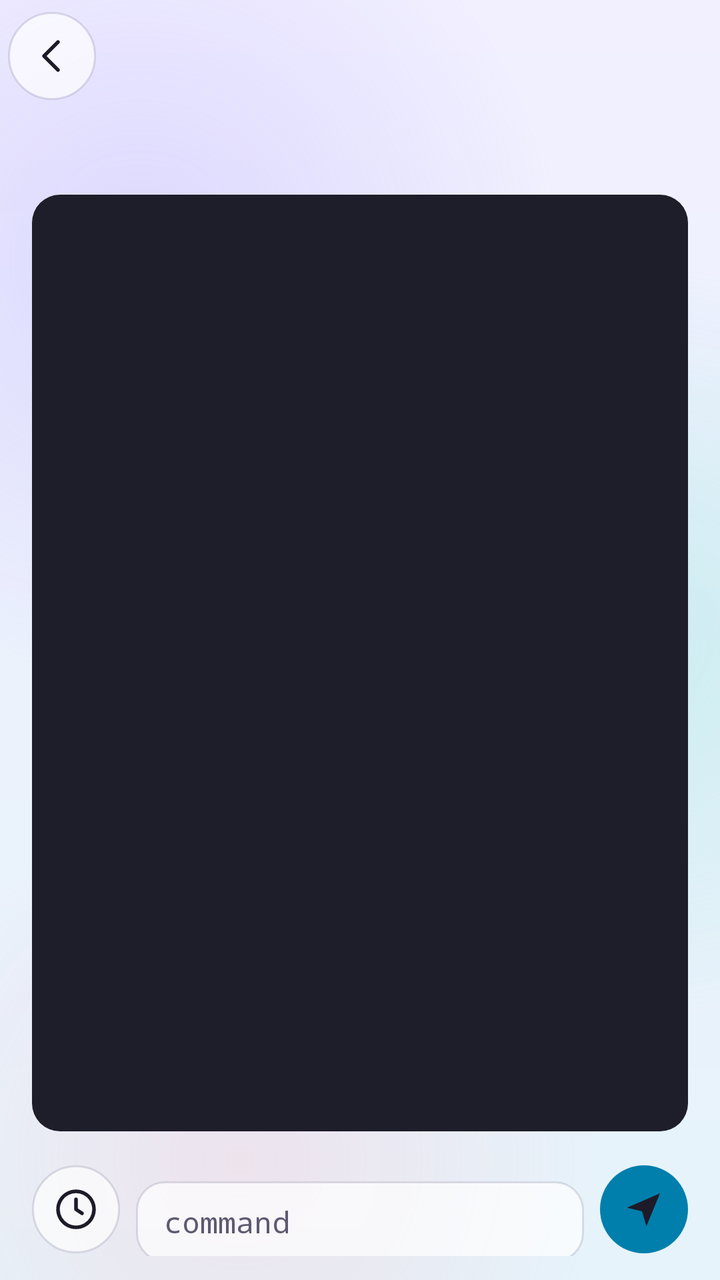
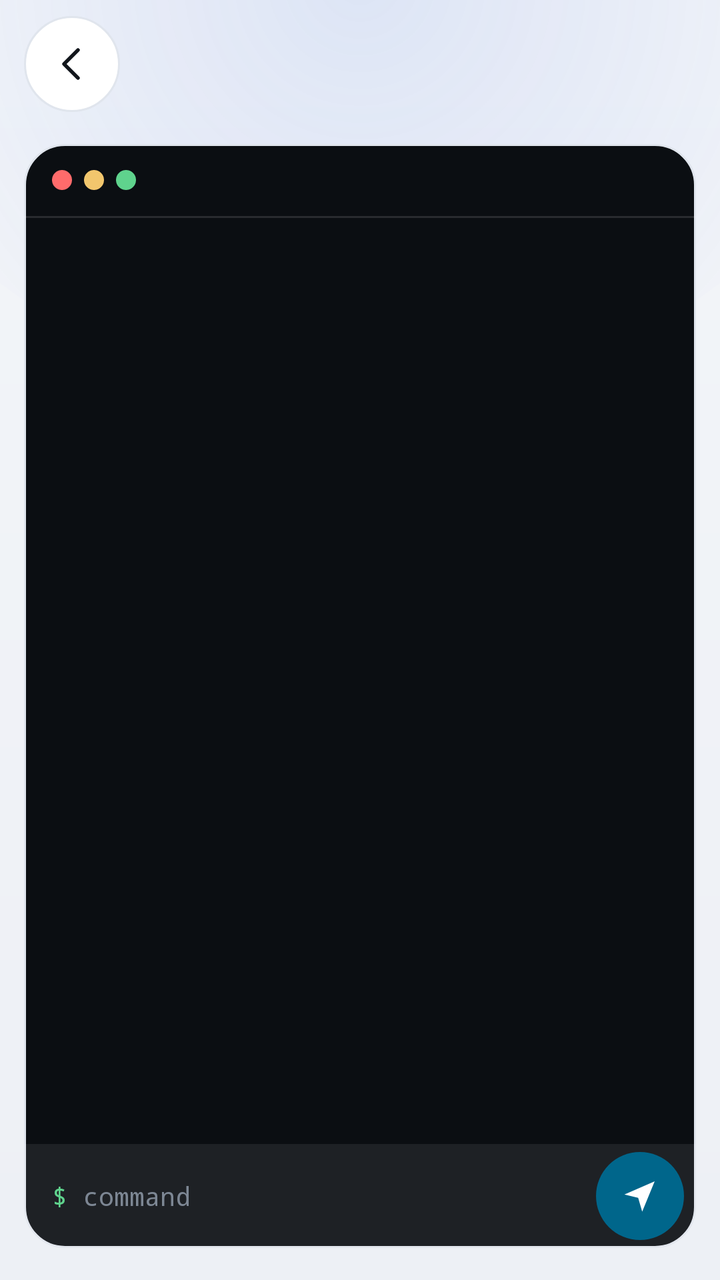

Two renders of the same Android screen: before a commit and after it. Below are the layout's source before the change and the commit's diff.
<!-- AndroidManifest.xml: application theme Theme.YourFriend -->
<!-- res/layout/activity_terminal.xml -->
<?xml version="1.0" encoding="utf-8"?>
<LinearLayout xmlns:android="http://schemas.android.com/apk/res/android"
    android:layout_width="match_parent"
    android:layout_height="match_parent"
    android:orientation="vertical">

    <include layout="@layout/top_bar" />

    <HorizontalScrollView
        android:layout_width="match_parent"
        android:layout_height="wrap_content"
        android:paddingStart="@dimen/screen_padding"
        android:paddingEnd="@dimen/screen_padding"
        android:scrollbars="none">

        <LinearLayout
            android:id="@+id/term_backends"
            android:layout_width="wrap_content"
            android:layout_height="wrap_content"
            android:orientation="horizontal"
            android:paddingBottom="8dp" />
    </HorizontalScrollView>

    <TextView
        android:id="@+id/term_status"
        style="@style/YF.Caption"
        android:layout_width="match_parent"
        android:layout_height="wrap_content"
        android:paddingStart="@dimen/screen_padding"
        android:paddingEnd="@dimen/screen_padding" />

    <ScrollView
        android:id="@+id/term_scroll"
        android:layout_width="match_parent"
        android:layout_height="0dp"
        android:layout_margin="@dimen/screen_padding"
        android:layout_weight="1"
        android:background="@drawable/code_bg"
        android:fillViewport="true">

        <TextView
            android:id="@+id/term_output"
            style="@style/YF.Mono"
            android:layout_width="match_parent"
            android:layout_height="wrap_content"
            android:padding="12dp"
            android:textIsSelectable="true" />
    </ScrollView>

    <LinearLayout
        android:layout_width="match_parent"
        android:layout_height="wrap_content"
        android:gravity="center_vertical"
        android:orientation="horizontal"
        android:paddingStart="@dimen/screen_padding"
        android:paddingEnd="@dimen/screen_padding"
        android:paddingBottom="12dp">

        <ImageButton
            android:id="@+id/term_history"
            android:layout_width="@dimen/icon_button"
            android:layout_height="@dimen/icon_button"
            android:background="@drawable/circle_glass"
            android:contentDescription="@string/terminal_history"
            android:src="@drawable/ic_history" />

        <EditText
            android:id="@+id/term_input"
            style="@style/YF.Input"
            android:layout_width="0dp"
            android:layout_height="wrap_content"
            android:layout_marginStart="8dp"
            android:layout_marginEnd="8dp"
            android:layout_weight="1"
            android:fontFamily="monospace"
            android:hint="@string/terminal_hint"
            android:imeOptions="actionSend"
            android:inputType="text|textNoSuggestions"
            android:maxLines="4" />

        <ImageButton
            android:id="@+id/term_run"
            android:layout_width="@dimen/icon_button"
            android:layout_height="@dimen/icon_button"
            android:background="@drawable/circle_accent"
            android:contentDescription="@string/terminal_run"
            android:src="@drawable/ic_send"
            android:tag="accent" />
    </LinearLayout>
</LinearLayout>
<!-- res/layout/top_bar.xml (included above) -->
<?xml version="1.0" encoding="utf-8"?>
<LinearLayout xmlns:android="http://schemas.android.com/apk/res/android"
    android:id="@+id/top_bar"
    android:layout_width="match_parent"
    android:layout_height="@dimen/top_bar_height"
    android:gravity="center_vertical"
    android:orientation="horizontal"
    android:paddingStart="4dp"
    android:paddingEnd="8dp">

    <ImageButton
        android:id="@+id/top_back"
        android:layout_width="@dimen/icon_button"
        android:layout_height="@dimen/icon_button"
        android:background="@drawable/circle_glass"
        android:contentDescription="@string/back"
        android:src="@drawable/ic_back" />

    <TextView
        android:id="@+id/top_title"
        style="@style/YF.Title"
        android:layout_width="0dp"
        android:layout_height="wrap_content"
        android:layout_marginStart="12dp"
        android:layout_weight="1"
        android:ellipsize="end"
        android:maxLines="1" />

    <LinearLayout
        android:id="@+id/top_actions"
        android:layout_width="wrap_content"
        android:layout_height="match_parent"
        android:gravity="center_vertical"
        android:orientation="horizontal" />
</LinearLayout>
<!-- resources referenced by this layout -->
<resources>
  <dimen name="icon_button">44dp</dimen>
  <dimen name="top_bar_height">56dp</dimen>
  <!-- drawable circle_glass (drawable) -->
  <?xml version="1.0" encoding="utf-8"?>
  <ripple xmlns:android="http://schemas.android.com/apk/res/android" android:color="@color/accent_soft">
      <item>
          <shape android:shape="oval">
              <solid android:color="@color/glass_fill"/>
              <stroke android:width="1dp" android:color="@color/glass_stroke_dark"/>
          </shape>
      </item>
  </ripple>
  <!-- drawable code_bg (drawable) -->
  <?xml version="1.0" encoding="utf-8"?>
  <shape xmlns:android="http://schemas.android.com/apk/res/android" android:shape="rectangle">
      <solid android:color="@color/code_bg"/>
      <corners android:radius="14dp"/>
  </shape>
  <!-- drawable ic_history (drawable) -->
  <?xml version="1.0" encoding="utf-8"?>
  <vector xmlns:android="http://schemas.android.com/apk/res/android"
      android:width="24dp" android:height="24dp" android:viewportWidth="24" android:viewportHeight="24"
      android:tint="?android:attr/textColorPrimary">
      <path android:strokeColor="#FFFFFFFF" android:strokeWidth="1.8" android:strokeLineCap="round" android:strokeLineJoin="round" android:fillColor="#00000000" android:pathData="M12,3 A9,9 0 1 0 12.01,3 Z M12,7 V12 L15,14"/>
  </vector>
  <string name="terminal_history">History</string>
  <style name="YF.Caption">
          <item name="android:textSize">12.5sp</item>
          <item name="android:textColor">@color/text_secondary</item>
      </style>
  <style name="YF.Input" parent="android:Widget.Material.EditText">
          <item name="android:background">@drawable/glass_input</item>
          <item name="android:textColor">@color/text_primary</item>
          <item name="android:textColorHint">@color/text_secondary</item>
          <item name="android:paddingStart">14dp</item>
          <item name="android:paddingEnd">14dp</item>
          <item name="android:paddingTop">10dp</item>
          <item name="android:paddingBottom">10dp</item>
          <item name="android:textSize">15sp</item>
          <item name="android:layout_marginTop">6dp</item>
      </style>
  <style name="YF.Mono">
          <item name="android:fontFamily">monospace</item>
          <item name="android:textSize">12.5sp</item>
          <item name="android:textColor">@color/code_text</item>
      </style>
  <style name="YF.Title">
          <item name="android:textSize">20sp</item>
          <item name="android:textStyle">bold</item>
          <item name="android:textColor">@color/text_primary</item>
      </style>
  <style name="Theme.YourFriend" parent="android:Theme.Material.Light.NoActionBar">
          <item name="android:windowBackground">@drawable/bg_app</item>
          <item name="android:colorAccent">@color/accent</item>
          <item name="android:colorPrimary">@color/accent</item>
          <item name="android:colorControlActivated">@color/accent</item>
          <item name="android:textColorPrimary">@color/text_primary</item>
          <item name="android:textColorSecondary">@color/text_secondary</item>
          <item name="android:statusBarColor">@android:color/transparent</item>
          <item name="android:navigationBarColor">@android:color/transparent</item>
          <item name="android:windowLightStatusBar">true</item>
          <item name="android:alertDialogTheme">@style/Theme.YourFriend.Dialog</item>
          <item name="android:windowSoftInputMode">adjustResize</item>
      </style>
  <color name="accent">#FF7C6CFF</color>
  <color name="accent_soft">#337C6CFF</color>
  <color name="glass_fill">#B3FFFFFF</color>
  <color name="glass_stroke_dark">#1F1B1640</color>
  <color name="code_bg">#FF1E1E2A</color>
  <color name="text_secondary">#FF5D5A70</color>
  <!-- drawable glass_input (drawable) -->
  <?xml version="1.0" encoding="utf-8"?>
  <shape xmlns:android="http://schemas.android.com/apk/res/android" android:shape="rectangle">
      <solid android:color="@color/glass_fill"/>
      <stroke android:width="1dp" android:color="@color/glass_stroke_dark"/>
      <corners android:radius="@dimen/corner_small"/>
  </shape>
  <color name="text_primary">#FF1D1B29</color>
  <color name="code_text">#FFE8E6F3</color>
  <!-- drawable bg_app (drawable) -->
  <?xml version="1.0" encoding="utf-8"?>
  <layer-list xmlns:android="http://schemas.android.com/apk/res/android">
      <item>
          <shape android:shape="rectangle">
              <gradient android:angle="270" android:startColor="@color/bg_top" android:endColor="@color/bg_bottom"/>
          </shape>
      </item>
      <item android:width="420dp" android:height="420dp" android:gravity="top|start" android:left="-140dp" android:top="-80dp">
          <shape android:shape="oval">
              <gradient android:type="radial" android:gradientRadius="210dp" android:startColor="@color/blob_1" android:endColor="#00000000"/>
          </shape>
      </item>
      <item android:width="380dp" android:height="380dp" android:gravity="center_vertical|end" android:right="-150dp">
          <shape android:shape="oval">
              <gradient android:type="radial" android:gradientRadius="190dp" android:startColor="@color/blob_2" android:endColor="#00000000"/>
          </shape>
      </item>
      <item android:width="360dp" android:height="360dp" android:gravity="bottom|start" android:bottom="-120dp" android:left="-60dp">
          <shape android:shape="oval">
              <gradient android:type="radial" android:gradientRadius="180dp" android:startColor="@color/blob_3" android:endColor="#00000000"/>
          </shape>
      </item>
  </layer-list>
  <style name="Theme.YourFriend.Dialog" parent="android:Theme.Material.Light.Dialog.Alert">
          <item name="android:colorAccent">@color/accent</item>
          <item name="android:textColorPrimary">@color/text_primary</item>
          <item name="android:windowBackground">@drawable/glass_dialog</item>
      </style>
  <dimen name="corner_small">14dp</dimen>
  <color name="bg_top">#FFF2F0FF</color>
  <color name="bg_bottom">#FFE6F3FA</color>
  <color name="blob_1">#55B4A7FF</color>
  <color name="blob_2">#4D7FE3D6</color>
  <color name="blob_3">#40FFB3C7</color>
  <!-- drawable glass_dialog (drawable) -->
  <?xml version="1.0" encoding="utf-8"?>
  <inset xmlns:android="http://schemas.android.com/apk/res/android"
      android:insetLeft="20dp" android:insetRight="20dp" android:insetTop="24dp" android:insetBottom="24dp">
      <shape android:shape="rectangle">
          <solid android:color="@color/glass_fill_strong"/>
          <stroke android:width="1dp" android:color="@color/glass_stroke"/>
          <corners android:radius="@dimen/corner"/>
      </shape>
  </inset>
  <color name="glass_fill_strong">#E6FFFFFF</color>
  <color name="glass_stroke">#66FFFFFF</color>
  <dimen name="corner">24dp</dimen>
  <!-- unchanged entries left out for length: 7 -->
</resources>

<!-- the commit's change to res/layout/activity_terminal.xml (unified diff, before → after) -->
@@ -9,6 +9,7 @@
     <HorizontalScrollView
         android:layout_width="match_parent"
         android:layout_height="wrap_content"
+        android:clipToPadding="false"
         android:paddingStart="@dimen/screen_padding"
         android:paddingEnd="@dimen/screen_padding"
         android:scrollbars="none">
@@ -21,106 +22,200 @@
             android:paddingBottom="8dp" />
     </HorizontalScrollView>
 
-    <TextView
-        android:id="@+id/term_status"
-        style="@style/YF.Caption"
+    <LinearLayout
+        android:layout_width="match_parent"
+        android:layout_height="0dp"
+        android:layout_marginStart="12dp"
+        android:layout_marginEnd="12dp"
+        android:layout_weight="1"
+        android:background="@drawable/term_bg"
+        android:clipToOutline="true"
+        android:orientation="vertical">
+
+        
+        <LinearLayout
+            android:layout_width="match_parent"
+            android:layout_height="36dp"
+            android:gravity="center_vertical"
+            android:orientation="horizontal"
+            android:paddingStart="14dp"
+            android:paddingEnd="12dp">
+
+            <View
+                android:layout_width="10dp"
+                android:layout_height="10dp"
+                android:background="@drawable/dot"
+                android:backgroundTint="@color/term_red" />
+
+            <View
+                android:layout_width="10dp"
+                android:layout_height="10dp"
+                android:layout_marginStart="6dp"
+                android:background="@drawable/dot"
+                android:backgroundTint="@color/term_yellow" />
+
+            <View
+                android:layout_width="10dp"
+                android:layout_height="10dp"
+                android:layout_marginStart="6dp"
+                android:background="@drawable/dot"
+                android:backgroundTint="@color/term_green" />
+
+            <TextView
+                android:id="@+id/term_status"
+                style="@style/YF.Terminal"
+                android:layout_width="0dp"
+                android:layout_height="wrap_content"
+                android:layout_marginStart="12dp"
+                android:layout_weight="1"
+                android:ellipsize="middle"
+                android:maxLines="1"
+                android:textColor="@color/term_dim"
+                android:textSize="11.5sp" />
+
+            <ProgressBar
+                android:id="@+id/term_busy"
+                style="?android:attr/progressBarStyleSmall"
+                android:layout_width="14dp"
+                android:layout_height="14dp"
+                android:tag="accent"
+                android:visibility="gone" />
+        </LinearLayout>
+
+        <View
+            android:layout_width="match_parent"
+            android:layout_height="1dp"
+            android:background="#1FFFFFFF" />
+
+        <ScrollView
+            android:id="@+id/term_scroll"
+            android:layout_width="match_parent"
+            android:layout_height="0dp"
+            android:layout_weight="1"
+            android:fillViewport="true"
+            android:scrollbars="none">
+
+            <TextView
+                android:id="@+id/term_output"
+                style="@style/YF.Terminal"
+                android:layout_width="match_parent"
+                android:layout_height="wrap_content"
+                android:paddingStart="14dp"
+                android:paddingTop="10dp"
+                android:paddingEnd="14dp"
+                android:paddingBottom="10dp"
+                android:textIsSelectable="true" />
+        </ScrollView>
+
+        
+        <LinearLayout
+            android:layout_width="match_parent"
+            android:layout_height="wrap_content"
+            android:background="#14FFFFFF"
+            android:gravity="center_vertical"
+            android:orientation="horizontal"
+            android:paddingStart="14dp"
+            android:paddingTop="4dp"
+            android:paddingEnd="6dp"
+            android:paddingBottom="4dp">
+
+            <TextView
+                android:id="@+id/term_prompt"
+                style="@style/YF.Terminal"
+                android:layout_width="wrap_content"
+                android:layout_height="wrap_content"
+                android:maxWidth="140dp"
+                android:ellipsize="start"
+                android:maxLines="1"
+                android:text="$"
+                android:textColor="@color/term_green" />
+
+            <EditText
+                android:id="@+id/term_input"
+                style="@style/YF.Terminal"
+                android:layout_width="0dp"
+                android:layout_height="wrap_content"
+                android:layout_marginStart="8dp"
+                android:layout_weight="1"
+                android:background="@null"
+                android:hint="@string/terminal_hint"
+                android:imeOptions="actionSend"
+                android:inputType="text|textNoSuggestions"
+                android:maxLines="4"
+                android:minHeight="44dp"
+                android:textColorHint="@color/term_dim" />
+
+            <ImageButton
+                android:id="@+id/term_run"
+                android:layout_width="44dp"
+                android:layout_height="44dp"
+                android:background="@drawable/circle_accent"
+                android:contentDescription="@string/terminal_run"
+                android:padding="11dp"
+                android:scaleType="fitCenter"
+                android:src="@drawable/ic_send"
+                android:tag="accent"
+                android:tint="@color/text_on_accent" />
+        </LinearLayout>
+    </LinearLayout>
+
+    
+    <HorizontalScrollView
         android:layout_width="match_parent"
         android:layout_height="wrap_content"
-        android:paddingStart="@dimen/screen_padding"
-        android:paddingEnd="@dimen/screen_padding" />
-
-    <ScrollView
-        android:id="@+id/term_scroll"
-        android:layout_width="match_parent"
-        android:layout_height="0dp"
-        android:layout_margin="@dimen/screen_padding"
-        android:layout_weight="1"
-        android:background="@drawable/code_bg"
-        android:fillViewport="true">
-
-        <TextView
-            android:id="@+id/term_output"
-            style="@style/YF.Mono"
-            android:layout_width="match_parent"
+        android:clipToPadding="false"
+        android:paddingStart="12dp"
+        android:paddingTop="6dp"
+        android:paddingEnd="12dp"
+        android:paddingBottom="10dp"
+        android:scrollbars="none">
+
+        <LinearLayout
+            android:id="@+id/term_keys"
+            android:layout_width="wrap_content"
             android:layout_height="wrap_content"
-            android:padding="12dp"
-            android:textIsSelectable="true" />
-    </ScrollView>
-
-    <LinearLayout
-        android:layout_width="match_parent"
-        android:layout_height="wrap_content"
-        android:gravity="center_vertical"
-        android:orientation="horizontal"
-        android:paddingStart="@dimen/screen_padding"
-        android:paddingEnd="@dimen/screen_padding"
-        android:paddingBottom="12dp">
-
-        <ImageButton
-            android:id="@+id/term_history"
-            android:layout_width="@dimen/icon_button"
-            android:layout_height="@dimen/icon_button"
-            android:background="@drawable/circle_glass"
-            android:contentDescription="@string/terminal_history"
-            android:src="@drawable/ic_history" />
-
-        <EditText
-            android:id="@+id/term_input"
-            style="@style/YF.Input"
-            android:layout_width="0dp"
-            android:layout_height="wrap_content"
-            android:layout_marginStart="8dp"
-            android:layout_marginEnd="8dp"
-            android:layout_weight="1"
-            android:fontFamily="monospace"
-            android:hint="@string/terminal_hint"
-            android:imeOptions="actionSend"
-            android:inputType="text|textNoSuggestions"
-            android:maxLines="4" />
-
-        <ImageButton
-            android:id="@+id/term_run"
-            android:layout_width="@dimen/icon_button"
-            android:layout_height="@dimen/icon_button"
-            android:background="@drawable/circle_accent"
-            android:contentDescription="@string/terminal_run"
-            android:src="@drawable/ic_send"
-            android:tag="accent" />
-    </LinearLayout>
+            android:orientation="horizontal" />
+    </HorizontalScrollView>
 </LinearLayout>
 <!-- res/layout/top_bar.xml (included above) -->
 <?xml version="1.0" encoding="utf-8"?>
-<LinearLayout xmlns:android="http://schemas.android.com/apk/res/android"
+<FrameLayout xmlns:android="http://schemas.android.com/apk/res/android"
     android:id="@+id/top_bar"
     android:layout_width="match_parent"
     android:layout_height="@dimen/top_bar_height"
-    android:gravity="center_vertical"
-    android:orientation="horizontal"
-    android:paddingStart="4dp"
-    android:paddingEnd="8dp">
+    android:paddingStart="12dp"
+    android:paddingEnd="12dp">
 
     <ImageButton
         android:id="@+id/top_back"
         android:layout_width="@dimen/icon_button"
         android:layout_height="@dimen/icon_button"
+        android:layout_gravity="center_vertical|start"
         android:background="@drawable/circle_glass"
         android:contentDescription="@string/back"
-        android:src="@drawable/ic_back" />
+        android:padding="12dp"
+        android:scaleType="fitCenter"
+        android:src="@drawable/ic_back"
+        android:tint="@color/text_primary" />
 
     <TextView
         android:id="@+id/top_title"
         style="@style/YF.Title"
-        android:layout_width="0dp"
+        android:layout_width="match_parent"
         android:layout_height="wrap_content"
-        android:layout_marginStart="12dp"
-        android:layout_weight="1"
+        android:layout_gravity="center"
+        android:layout_marginStart="64dp"
+        android:layout_marginEnd="64dp"
         android:ellipsize="end"
-        android:maxLines="1" />
+        android:gravity="center"
+        android:maxLines="1"
+        android:textSize="21sp" />
 
     <LinearLayout
         android:id="@+id/top_actions"
         android:layout_width="wrap_content"
         android:layout_height="match_parent"
+        android:layout_gravity="end|center_vertical"
         android:gravity="center_vertical"
         android:orientation="horizontal" />
-</LinearLayout>
+</FrameLayout>
<!-- resource entries referenced after the edit -->
@@ -1,55 +1,46 @@
 <!-- resources referenced by this layout -->
 <resources>
-  <dimen name="icon_button">44dp</dimen>
-  <dimen name="top_bar_height">56dp</dimen>
+  <color name="term_dim">#FF7D8794</color>
+  <color name="term_green">#FF5FD38D</color>
+  <color name="term_red">#FFFF6B6B</color>
+  <color name="term_yellow">#FFF2C66D</color>
+  <color name="text_on_accent">#FFFFFFFF</color>
+  <dimen name="icon_button">48dp</dimen>
+  <dimen name="top_bar_height">64dp</dimen>
   <!-- drawable circle_glass (drawable) -->
   <?xml version="1.0" encoding="utf-8"?>
   <ripple xmlns:android="http://schemas.android.com/apk/res/android" android:color="@color/accent_soft">
       <item>
           <shape android:shape="oval">
-              <solid android:color="@color/glass_fill"/>
-              <stroke android:width="1dp" android:color="@color/glass_stroke_dark"/>
+              <solid android:color="@color/surface"/>
+              <stroke android:width="1dp" android:color="@color/stroke"/>
           </shape>
       </item>
   </ripple>
-  <!-- drawable code_bg (drawable) -->
+  <!-- drawable dot (drawable) -->
+  <?xml version="1.0" encoding="utf-8"?>
+  <shape xmlns:android="http://schemas.android.com/apk/res/android" android:shape="oval">
+      <solid android:color="#FFFFFFFF"/>
+      <size android:width="10dp" android:height="10dp"/>
+  </shape>
+  <!-- drawable term_bg (drawable) -->
   <?xml version="1.0" encoding="utf-8"?>
   <shape xmlns:android="http://schemas.android.com/apk/res/android" android:shape="rectangle">
-      <solid android:color="@color/code_bg"/>
-      <corners android:radius="14dp"/>
+      <solid android:color="@color/term_bg"/>
+      <stroke android:width="1dp" android:color="@color/stroke"/>
+      <corners android:radius="20dp"/>
   </shape>
-  <!-- drawable ic_history (drawable) -->
-  <?xml version="1.0" encoding="utf-8"?>
-  <vector xmlns:android="http://schemas.android.com/apk/res/android"
-      android:width="24dp" android:height="24dp" android:viewportWidth="24" android:viewportHeight="24"
-      android:tint="?android:attr/textColorPrimary">
-      <path android:strokeColor="#FFFFFFFF" android:strokeWidth="1.8" android:strokeLineCap="round" android:strokeLineJoin="round" android:fillColor="#00000000" android:pathData="M12,3 A9,9 0 1 0 12.01,3 Z M12,7 V12 L15,14"/>
-  </vector>
-  <string name="terminal_history">History</string>
-  <style name="YF.Caption">
-          <item name="android:textSize">12.5sp</item>
-          <item name="android:textColor">@color/text_secondary</item>
-      </style>
-  <style name="YF.Input" parent="android:Widget.Material.EditText">
-          <item name="android:background">@drawable/glass_input</item>
-          <item name="android:textColor">@color/text_primary</item>
-          <item name="android:textColorHint">@color/text_secondary</item>
-          <item name="android:paddingStart">14dp</item>
-          <item name="android:paddingEnd">14dp</item>
-          <item name="android:paddingTop">10dp</item>
-          <item name="android:paddingBottom">10dp</item>
-          <item name="android:textSize">15sp</item>
-          <item name="android:layout_marginTop">6dp</item>
-      </style>
-  <style name="YF.Mono">
+  <style name="YF.Terminal">
           <item name="android:fontFamily">monospace</item>
-          <item name="android:textSize">12.5sp</item>
-          <item name="android:textColor">@color/code_text</item>
+          <item name="android:textSize">13sp</item>
+          <item name="android:textColor">@color/term_text</item>
+          <item name="android:lineSpacingExtra">2dp</item>
       </style>
   <style name="YF.Title">
           <item name="android:textSize">20sp</item>
-          <item name="android:textStyle">bold</item>
+          <item name="android:fontFamily">sans-serif-medium</item>
           <item name="android:textColor">@color/text_primary</item>
+          <item name="android:letterSpacing">0.005</item>
       </style>
   <style name="Theme.YourFriend" parent="android:Theme.Material.Light.NoActionBar">
           <item name="android:windowBackground">@drawable/bg_app</item>
@@ -63,22 +54,21 @@
           <item name="android:windowLightStatusBar">true</item>
           <item name="android:alertDialogTheme">@style/Theme.YourFriend.Dialog</item>
           <item name="android:windowSoftInputMode">adjustResize</item>
+          <item name="android:colorControlNormal">@color/text_secondary</item>
+          <item name="android:colorControlHighlight">@color/accent_soft</item>
+          <item name="android:textColorHint">@color/text_secondary</item>
+          <item name="android:textCursorDrawable">@null</item>
+          <item name="android:colorBackground">@color/bg_top</item>
+          <item name="android:windowLightNavigationBar">true</item>
       </style>
-  <color name="accent">#FF7C6CFF</color>
-  <color name="accent_soft">#337C6CFF</color>
-  <color name="glass_fill">#B3FFFFFF</color>
-  <color name="glass_stroke_dark">#1F1B1640</color>
-  <color name="code_bg">#FF1E1E2A</color>
-  <color name="text_secondary">#FF5D5A70</color>
-  <!-- drawable glass_input (drawable) -->
-  <?xml version="1.0" encoding="utf-8"?>
-  <shape xmlns:android="http://schemas.android.com/apk/res/android" android:shape="rectangle">
-      <solid android:color="@color/glass_fill"/>
-      <stroke android:width="1dp" android:color="@color/glass_stroke_dark"/>
-      <corners android:radius="@dimen/corner_small"/>
-  </shape>
-  <color name="text_primary">#FF1D1B29</color>
-  <color name="code_text">#FFE8E6F3</color>
+  <color name="accent">#FF3D6FE0</color>
+  <color name="accent_soft">#263D6FE0</color>
+  <color name="surface">#FFFFFFFF</color>
+  <color name="stroke">#FFE0E5ED</color>
+  <color name="term_bg">#FF0B0E12</color>
+  <color name="term_text">#FFD7DEE7</color>
+  <color name="text_secondary">#FF5E6878</color>
+  <color name="text_primary">#FF12161C</color>
   <!-- drawable bg_app (drawable) -->
   <?xml version="1.0" encoding="utf-8"?>
   <layer-list xmlns:android="http://schemas.android.com/apk/res/android">
@@ -87,46 +77,51 @@
               <gradient android:angle="270" android:startColor="@color/bg_top" android:endColor="@color/bg_bottom"/>
           </shape>
       </item>
-      <item android:width="420dp" android:height="420dp" android:gravity="top|start" android:left="-140dp" android:top="-80dp">
+      
+      <item android:width="520dp" android:height="420dp" android:gravity="top|center_horizontal" android:top="-220dp">
           <shape android:shape="oval">
-              <gradient android:type="radial" android:gradientRadius="210dp" android:startColor="@color/blob_1" android:endColor="#00000000"/>
-          </shape>
-      </item>
-      <item android:width="380dp" android:height="380dp" android:gravity="center_vertical|end" android:right="-150dp">
-          <shape android:shape="oval">
-              <gradient android:type="radial" android:gradientRadius="190dp" android:startColor="@color/blob_2" android:endColor="#00000000"/>
-          </shape>
-      </item>
-      <item android:width="360dp" android:height="360dp" android:gravity="bottom|start" android:bottom="-120dp" android:left="-60dp">
-          <shape android:shape="oval">
-              <gradient android:type="radial" android:gradientRadius="180dp" android:startColor="@color/blob_3" android:endColor="#00000000"/>
+              <gradient android:type="radial" android:gradientRadius="260dp" android:startColor="@color/bg_glow" android:endColor="#00000000"/>
           </shape>
       </item>
   </layer-list>
   <style name="Theme.YourFriend.Dialog" parent="android:Theme.Material.Light.Dialog.Alert">
           <item name="android:colorAccent">@color/accent</item>
+          <item name="android:colorControlActivated">@color/accent</item>
+          <item name="android:colorControlNormal">@color/text_secondary</item>
           <item name="android:textColorPrimary">@color/text_primary</item>
+          <item name="android:textColorSecondary">@color/text_secondary</item>
+          <item name="android:textColorAlertDialogListItem">@color/text_primary</item>
+          <item name="android:colorBackground">@color/surface</item>
           <item name="android:windowBackground">@drawable/glass_dialog</item>
+          <item name="android:windowTitleStyle">@style/YF.DialogTitle</item>
+          <item name="android:buttonBarButtonStyle">@style/YF.DialogButton</item>
+          <item name="android:backgroundDimAmount">0.55</item>
       </style>
-  <dimen name="corner_small">14dp</dimen>
-  <color name="bg_top">#FFF2F0FF</color>
-  <color name="bg_bottom">#FFE6F3FA</color>
-  <color name="blob_1">#55B4A7FF</color>
-  <color name="blob_2">#4D7FE3D6</color>
-  <color name="blob_3">#40FFB3C7</color>
+  <color name="bg_top">#FFF3F5F9</color>
+  <color name="bg_bottom">#FFEDF0F5</color>
+  <color name="bg_glow">#1F3D6FE0</color>
   <!-- drawable glass_dialog (drawable) -->
   <?xml version="1.0" encoding="utf-8"?>
   <inset xmlns:android="http://schemas.android.com/apk/res/android"
       android:insetLeft="20dp" android:insetRight="20dp" android:insetTop="24dp" android:insetBottom="24dp">
       <shape android:shape="rectangle">
-          <solid android:color="@color/glass_fill_strong"/>
-          <stroke android:width="1dp" android:color="@color/glass_stroke"/>
-          <corners android:radius="@dimen/corner"/>
+          <solid android:color="@color/surface"/>
+          <stroke android:width="1dp" android:color="@color/stroke"/>
+          <corners android:radius="@dimen/corner_dialog"/>
       </shape>
   </inset>
-  <color name="glass_fill_strong">#E6FFFFFF</color>
-  <color name="glass_stroke">#66FFFFFF</color>
-  <dimen name="corner">24dp</dimen>
+  <style name="YF.DialogTitle" parent="android:TextAppearance.Material.DialogWindowTitle">
+          <item name="android:textSize">22sp</item>
+          <item name="android:fontFamily">sans-serif-medium</item>
+          <item name="android:textColor">@color/text_primary</item>
+      </style>
+  <style name="YF.DialogButton" parent="android:Widget.Material.Button.ButtonBar.AlertDialog">
+          <item name="android:textColor">@color/accent</item>
+          <item name="android:textAllCaps">false</item>
+          <item name="android:textSize">15.5sp</item>
+          <item name="android:fontFamily">sans-serif-medium</item>
+      </style>
+  <dimen name="corner_dialog">28dp</dimen>
   <!-- unchanged entries left out for length: 7 -->
 </resources>
 
